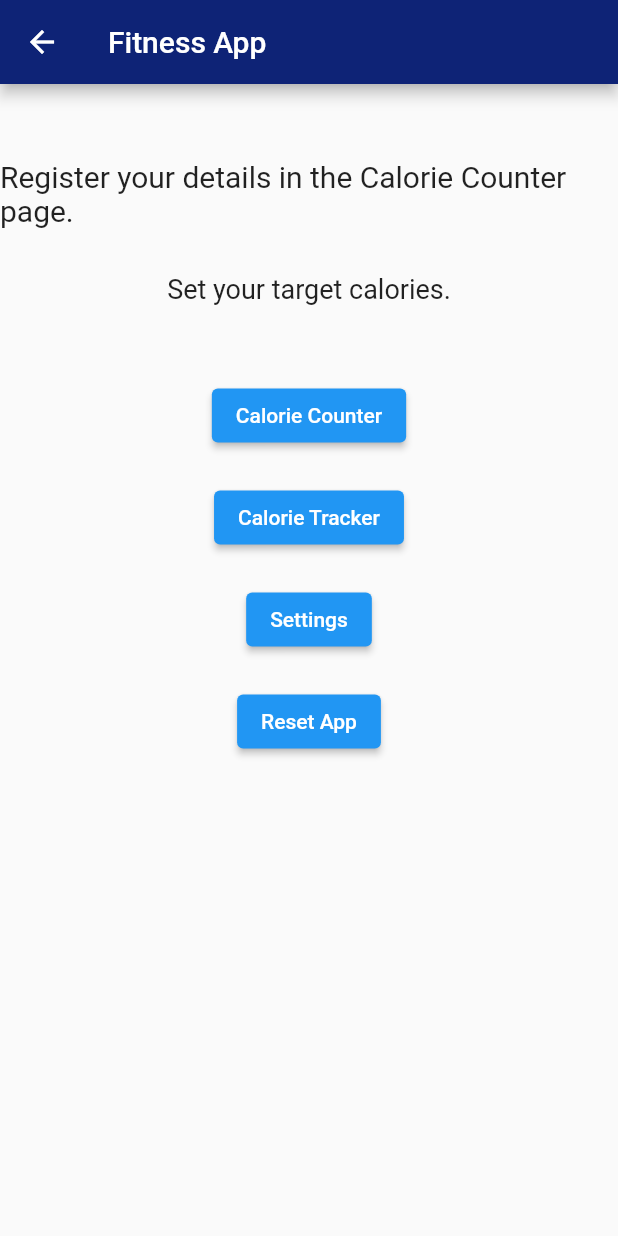
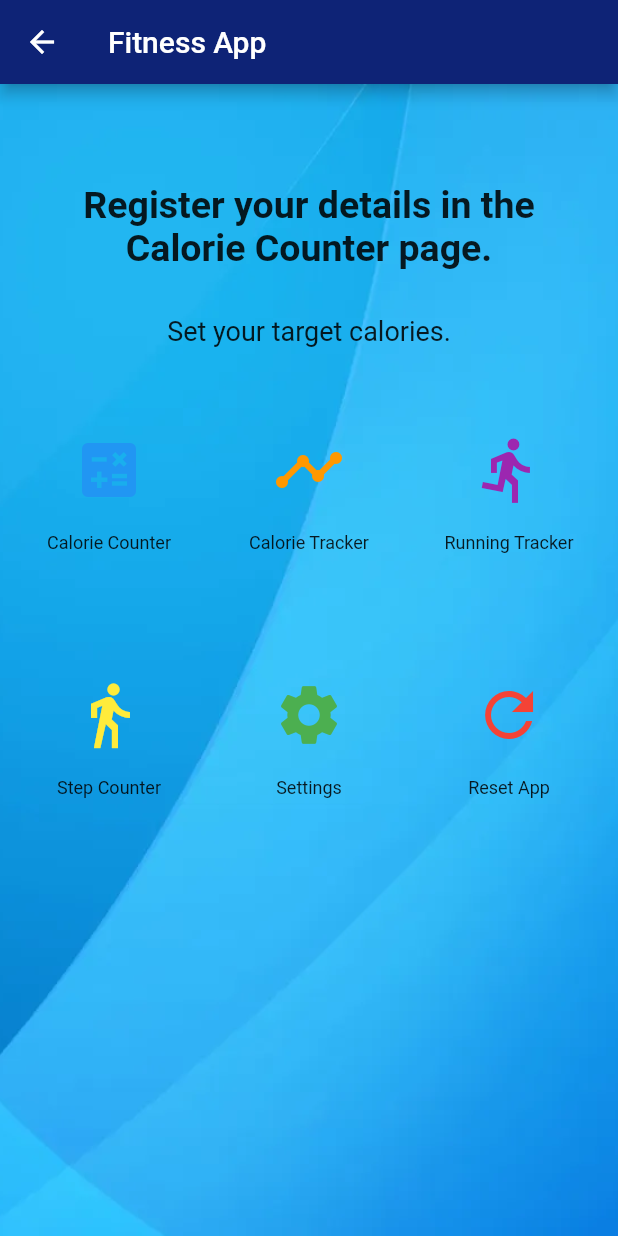
Before and after one commit to TeongYew/6002CEM_Group18, a Flutter app: the MainMenu screen opened by its route, on a phone screen of 412 x 824 dp. Run offline on Flutter 3.47's test engine with Material 2 defaults, Android fonts, the phone set to English and light mode, and no system bars; our stand-ins replace flutter_map, latlong2, location, sqflite; accounts and stored records are empty.

Commit message:
Updated the UI/UX for the Main Menu

```diff
--- a/lib/main.dart
+++ b/lib/main.dart
@@ -14,7 +14,7 @@ class FitnessApp extends StatelessWidget {
   @override
   Widget build(BuildContext context) {
     return MaterialApp(
-      initialRoute: RunningTrackerPage.routeName,
+      initialRoute: MainMenu.routeName,
       routes: {
         MainMenu.routeName : (context) => MainMenu(),
         CalorieTracker.routeName: (context) => CalorieTracker(),
@@ -26,12 +26,12 @@ class FitnessApp extends StatelessWidget {
       debugShowCheckedModeBanner: false,
       title: "Fitness Tracker App",
       theme: ThemeData(
-        bottomNavigationBarTheme: BottomNavigationBarThemeData(
+        bottomNavigationBarTheme: const BottomNavigationBarThemeData(
           backgroundColor: Color(0xFF0E2376),
           selectedItemColor: Colors.white,
           unselectedItemColor: Colors.grey,
         ),
-        appBarTheme: AppBarTheme(backgroundColor: Color(0xFF0E2376)),
+        appBarTheme: const AppBarTheme(backgroundColor: Color(0xFF0E2376)),
         primarySwatch: Colors.blue,
       ),
       home: const MainMenu(),
--- a/lib/main_menu.dart
+++ b/lib/main_menu.dart
@@ -2,6 +2,7 @@ import 'package:fitness_tracker_app/calorie_counter.dart';
 import 'package:fitness_tracker_app/calorie_tracker.dart';
 import 'package:fitness_tracker_app/db/user_database.dart';
 import 'package:fitness_tracker_app/model/user.dart';
+import 'package:fitness_tracker_app/running_tracker_page.dart';
 import 'package:fitness_tracker_app/settings.dart';
 import 'package:flutter/material.dart';
 
@@ -41,10 +42,9 @@ class _MainMenuState extends State<MainMenu> {
 
     if (existUser) {
       this.user = await UserDatabase.instance.getUser();
-    } else
-      () {
+    } else {
       this.existUser = false;
-      };
+    }
 
     setState(() {
       isLoading = false;
@@ -55,38 +55,59 @@ class _MainMenuState extends State<MainMenu> {
   Widget build(BuildContext context) {
     return Scaffold(
       appBar: AppBar(
-        title: Text("Fitness App"),
+        title: const Text("Fitness App"),
       ),
-      body: RefreshIndicator(
+      body: FractionallySizedBox(
+        alignment: Alignment.center,
+        heightFactor: 1.0,
+        widthFactor: 1.0,
+        child: Container(
+          decoration: const BoxDecoration(
+            image: DecorationImage(
+              image: AssetImage('assets/background_image.jpg'),
+              fit: BoxFit.cover,
+            ),
+          ),
+          child: RefreshIndicator(
             onRefresh: () async {
               refreshUser();
             },
             child: SingleChildScrollView(
               physics: const AlwaysScrollableScrollPhysics(),
-          child: Center(
+              child: Padding(
+                padding: const EdgeInsets.all(16.0),
                 child: Column(
-              mainAxisAlignment: MainAxisAlignment.center,
                   children: [
-                SizedBox(height: 50),
+                    const SizedBox(height: 50),
                     Text(
                       existUser
                           ? "Welcome back, ${user.name}!"
                           : "Register your details in the Calorie Counter page.",
-                  style: TextStyle(fontSize: 20),
+                      style: const TextStyle(fontSize: 25, fontWeight: FontWeight.bold),
+                      textAlign: TextAlign.center,
                     ),
-                SizedBox(height: 30),
+                    const SizedBox(height: 30),
                     Text(
                       existUser
                           ? "You have ${user.targetCalories - user.currentCalories} calories left today."
                           : "Set your target calories.",
-                  style: TextStyle(fontSize: 18),
+                      style: const TextStyle(fontSize: 18),
+                      textAlign: TextAlign.center,
                     ),
-                SizedBox(height: 50),
-                ElevatedButton(
+                    const SizedBox(height: 50),
+                    GridView.count(
+                      shrinkWrap: true,
+                      crossAxisCount: 3,
+                      mainAxisSpacing: 50,
+                      crossAxisSpacing: 20,
+                      children: [
+                        Column(
+                          children: [
+                            IconButton(
                               onPressed: () {
                                 if (existUser) {
                                   ScaffoldMessenger.of(context).showSnackBar(
-                        SnackBar(
+                                    const SnackBar(
                                       content: Text("Update your details in Settings."),
                                     ),
                                   );
@@ -94,40 +115,109 @@ class _MainMenuState extends State<MainMenu> {
                                   Navigator.of(context).pushNamed(CalorieCounter.routeName);
                                 }
                               },
-                  child: Text("Calorie Counter"),
+                              icon: const Icon(Icons.calculate),
+                              iconSize: 48,
+                              color: Colors.blue,
+                              tooltip: "Calorie Counter",
                             ),
-                SizedBox(height: 20),
-                ElevatedButton(
+                            const SizedBox(height: 10),
+                            const Text(
+                              "Calorie Counter",
+                              style: TextStyle(fontSize: 12),
+                            ),
+                          ],
+                        ),
+                        Column(
+                          children: [
+                            IconButton(
                               onPressed: () {
                                 if (existUser) {
                                   Navigator.of(context).pushNamed(CalorieTracker.routeName, arguments: user);
                                 } else {
                                   ScaffoldMessenger.of(context).showSnackBar(
-                        SnackBar(
+                                    const SnackBar(
                                       content: Text("Go to Calorie Counter."),
                                     ),
                                   );
                                 }
                               },
-                  child: Text("Calorie Tracker"),
+                              icon: const Icon(Icons.timeline),
+                              iconSize: 48,
+                              color: Colors.orange,
+                              tooltip: "Calorie Tracker",
                             ),
-                SizedBox(height: 20),
-                ElevatedButton(
+                            const SizedBox(height: 10),
+                            const Text(
+                              "Calorie Tracker",
+                              style: TextStyle(fontSize: 12),
+                            ),
+                          ],
+                        ),
+                        Column(
+                          children: [
+                            IconButton(
+                              onPressed: () {
+                                Navigator.of(context).pushNamed(RunningTrackerPage.routeName);
+                              },
+                              icon: const Icon(Icons.directions_run),
+                              iconSize: 48,
+                              color: Colors.purple,
+                              tooltip: "Running Tracker",
+                            ),
+                            const SizedBox(height: 10),
+                            const Text(
+                              "Running Tracker",
+                              style: TextStyle(fontSize: 12),
+                            ),
+                          ],
+                        ),
+                        Column(
+                          children: [
+                            IconButton(
+                              onPressed: () {
+                                Navigator.of(context).pushNamed(RunningTrackerPage.routeName);
+                              },
+                              icon: const Icon(Icons.directions_walk),
+                              iconSize: 48,
+                              color: Colors.yellow,
+                              tooltip: "Step Counter",
+                            ),
+                            const SizedBox(height: 10),
+                            const Text(
+                              "Step Counter",
+                              style: TextStyle(fontSize: 12),
+                            ),
+                          ],
+                        ),
+                        Column(
+                          children: [
+                            IconButton(
                               onPressed: () {
                                 if (existUser) {
                                   Navigator.of(context).pushNamed(Settings.routeName, arguments: user);
                                 } else {
                                   ScaffoldMessenger.of(context).showSnackBar(
-                        SnackBar(
+                                    const SnackBar(
                                       content: Text("Go to Calorie Counter."),
                                     ),
                                   );
                                 }
                               },
-                  child: Text("Settings"),
+                              icon: const Icon(Icons.settings),
+                              iconSize: 48,
+                              color: Colors.green,
+                              tooltip: "Settings",
                             ),
-                SizedBox(height: 20),
-                ElevatedButton(
+                            const SizedBox(height: 10),
+                            const Text(
+                              "Settings",
+                              style: TextStyle(fontSize: 12),
+                            ),
+                          ],
+                        ),
+                        Column(
+                          children: [
+                            IconButton(
                               onPressed: () {
                                 setState(() {
                                   UserDatabase.instance.deleteAllUser();
@@ -135,18 +225,33 @@ class _MainMenuState extends State<MainMenu> {
                                   existUser = false;
                                 });
                               },
-                  child: Text("Reset App"),
+                              icon: const Icon(Icons.refresh),
+                              iconSize: 48,
+                              color: Colors.red,
+                              tooltip: "Reset App",
                             ),
-                SizedBox(height: 50),
+                            const SizedBox(height: 10),
+                            const Text(
+                              "Reset App",
+                              style: TextStyle(fontSize: 12),
+                            ),
                           ],
+                        ),
+                      ],
+                    ),
+                    const SizedBox(height: 50),
+                  ],
+                ),
+              ),
             ),
           ),
         ),
       ),
     );
   }
+}
 
-}
+
 
 //@override
 //   Widget build(BuildContext context) {
--- a/pubspec.yaml
+++ b/pubspec.yaml
@@ -81,7 +81,7 @@ flutter:
 
   # To add assets to your application, add an assets section, like this:
   assets:
-     - assets/
+     - assets/background_image.jpg
   #   - images/a_dot_ham.jpeg
 
   # An image asset can refer to one or more resolution-specific "variants", see
```
Also changed, not shown: assets/background_image.jpg (added), pubspec.lock. Lines whose indentation alone changed are shown as unchanged.
